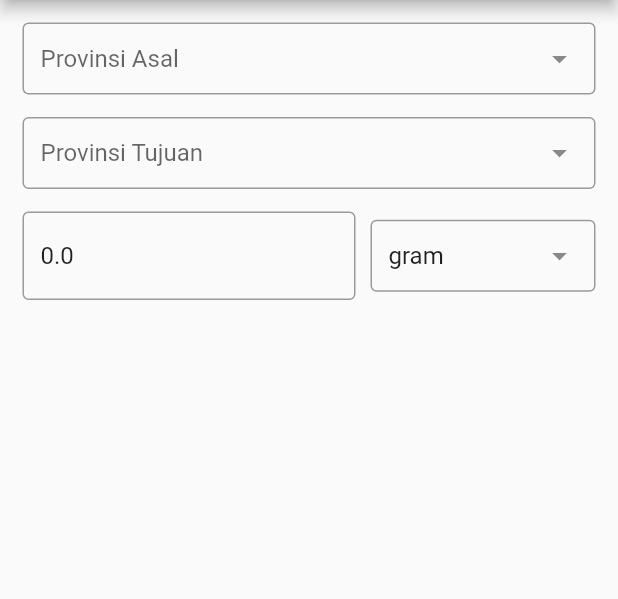
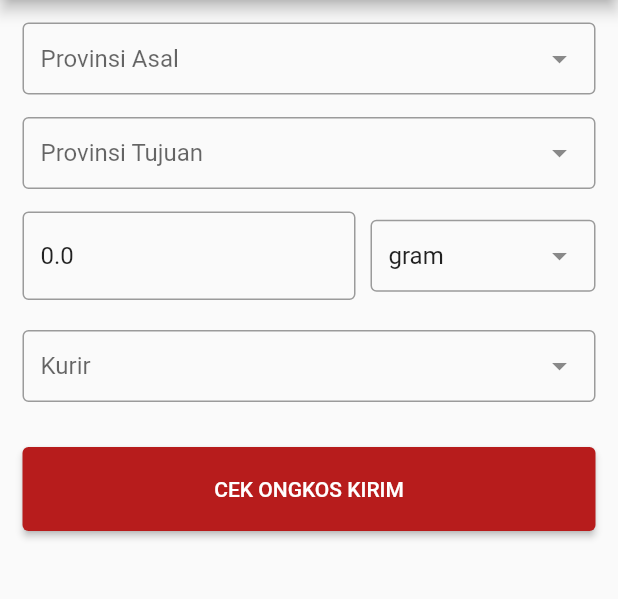
Before and after one commit to farhan1202/Ongkir_sc, a Flutter app: the screen it shows after launch, on a phone screen of 412 x 824 dp, the part 84-683 px from its top. Run offline on Flutter 3.47's test engine with Material 2 defaults, Android fonts, the phone set to English and light mode, and no system bars; drawn by our look-alikes of dropdown_search; our stand-ins replace get; network calls fail.

```diff
--- a/lib/app/modules/home/controllers/home_controller.dart
+++ b/lib/app/modules/home/controllers/home_controller.dart
@@ -13,6 +13,9 @@ class HomeController extends GetxController {
   var hiddenKotaTujuan = true.obs;
   var provIdTujuan = 0.obs;
   var kotaIdTujuan = 0.obs;
+
+  var hiddenButton = true.obs;
+  var kurir = "".obs;
 
   late TextEditingController beratC;
   double berat = 0;
@@ -51,6 +54,17 @@ class HomeController extends GetxController {
 
     satuan = value;
     print("$berat gram");
+  }
+
+  void prosesData() {
+    if (kotaIdAsal != 0 && kotaIdTujuan != 0 && berat > 0 && kurir != "") {
+      Get.defaultDialog(title: "Perhatian", middleText: "$kurir");
+    } else {
+      Get.defaultDialog(title: "Perhatian", middleText: "Harap Isi Semua Data");
+      RajaOngkirApi().getCost("501", "114", "1700", "jne").then((value) {
+        print(value.body);
+      });
+    }
   }
 
   RxList<Result> province = List<Result>.empty().obs;
--- a/lib/app/modules/home/views/home_view.dart
+++ b/lib/app/modules/home/views/home_view.dart
@@ -1,3 +1,4 @@
+import 'package:dropdown_search/dropdown_search.dart';
 import 'package:flutter/material.dart';
 
 import 'package:get/get.dart';
@@ -37,6 +38,61 @@ class HomeView extends GetView<HomeController> {
                   ? SizedBox()
                   : CityWid(type: 1)),
               BeratBarang(),
+              Padding(
+                padding: const EdgeInsets.only(bottom: 30),
+                child: DropdownSearch<Map<String, dynamic>>(
+                  mode: Mode.BOTTOM_SHEET,
+                  items: const [
+                    {
+                      "code": "jne",
+                      "name": "Jalur Nugraha Ekakurir (JNE)",
+                    },
+                    {
+                      "code": "tiki",
+                      "name": "Titipan Kilat (TIKI)",
+                    },
+                    {
+                      "code": "pos",
+                      "name": "Perusahaan Opsional Surat (POS)",
+                    },
+                  ],
+                  hint: "Kurir",
+                  onChanged: (value) {
+                    if (value != null) {
+                      controller.kurir.value = value["code"];
+                    } else {
+                      controller.hiddenButton.value = true;
+                      controller.kurir.value = "";
+                    }
+                  },
+                  popupShape: RoundedRectangleBorder(
+                      borderRadius: BorderRadius.only(
+                    topLeft: Radius.circular(15),
+                    topRight: Radius.circular(15),
+                  )),
+                  itemAsString: (item) => "${item!['name']}",
+                  popupItemBuilder: (context, item, isSelected) => Container(
+                    padding: EdgeInsets.all(20),
+                    child: Text(
+                      "${item['name']}",
+                      style: TextStyle(
+                        fontSize: 18,
+                        color: Colors.black,
+                      ),
+                    ),
+                  ),
+                ),
+              ),
+              ElevatedButton(
+                onPressed: () {
+                  controller.prosesData();
+                },
+                child: Text("CEK ONGKOS KIRIM"),
+                style: ElevatedButton.styleFrom(
+                  padding: EdgeInsets.symmetric(vertical: 20),
+                  primary: Colors.red[900],
+                ),
+              ),
             ],
           );
         },
--- a/lib/app/modules/home/views/widgets/berat.dart
+++ b/lib/app/modules/home/views/widgets/berat.dart
@@ -8,7 +8,9 @@ class BeratBarang extends GetView<HomeController> {
 
   @override
   Widget build(BuildContext context) {
-    return Row(
+    return Padding(
+      padding: EdgeInsets.only(bottom: 20),
+      child: Row(
         children: [
           Expanded(
               child: TextField(
@@ -47,6 +49,7 @@ class BeratBarang extends GetView<HomeController> {
             ),
           )
         ],
+      ),
     );
   }
 }
--- a/lib/app/modules/home/views/widgets/provinsiWidget.dart
+++ b/lib/app/modules/home/views/widgets/provinsiWidget.dart
@@ -37,9 +37,11 @@ class ProvinsiWid extends GetView<HomeController> {
             if (type == 0) {
               controller.hiddenKotaAsal.value = true;
               controller.provIdAsal.value = 0;
+              controller.kotaIdAsal.value = 0;
             } else {
               controller.hiddenKotaTujuan.value = true;
               controller.provIdTujuan.value = 0;
+              controller.kotaIdTujuan.value = 0;
             }
           }
         },
```
Also changed, not shown: lib/app/data/providers/rajaOngkirApi.dart (+15 -0 lines), lib/app/modules/home/views/widgets/kotaWidget.dart (+7 -1 lines), 1 other file. Lines whose indentation alone changed are shown as unchanged.
